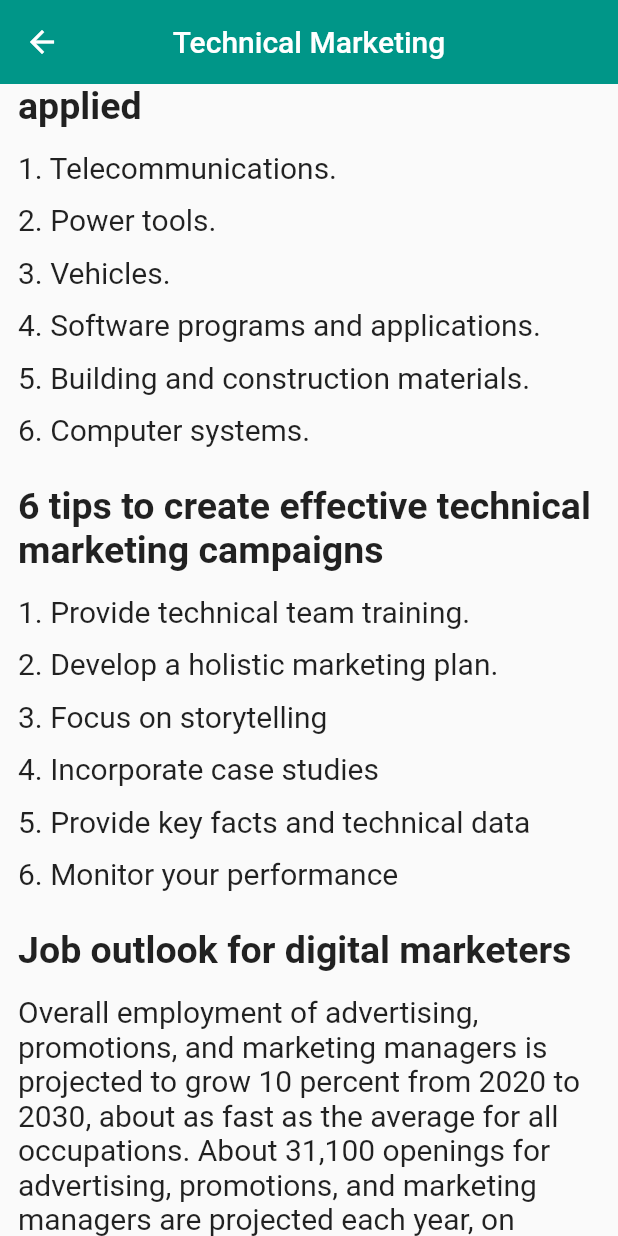
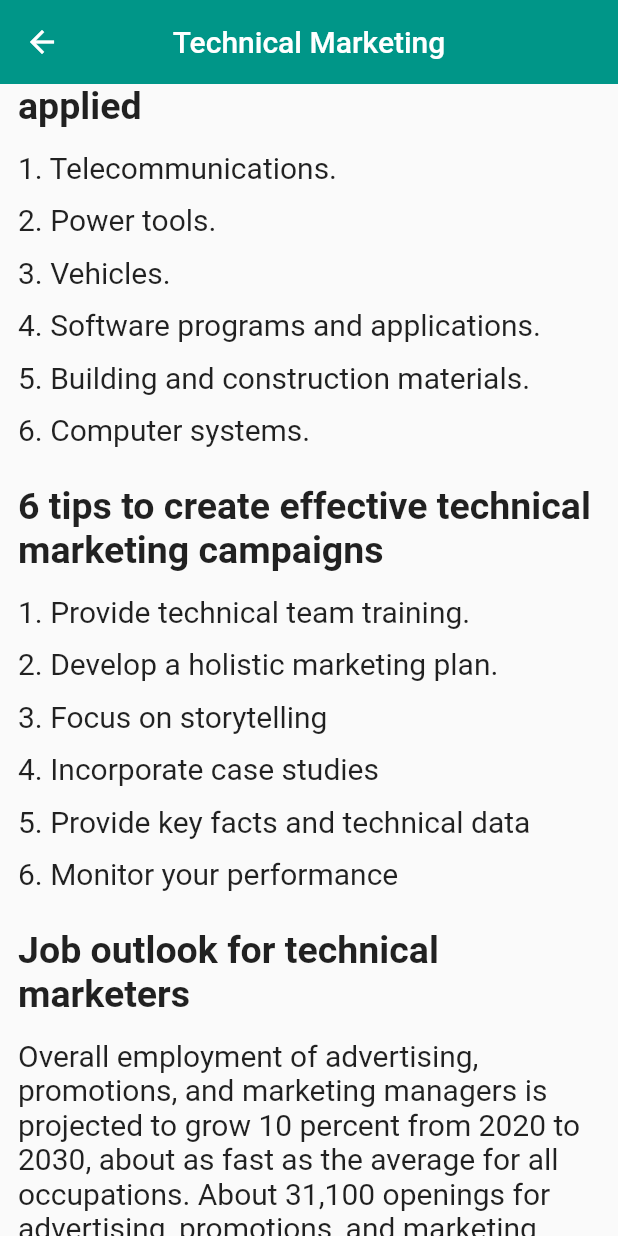
Before and after one commit to AnyalogbuEC/Tech-Career-App, a Flutter app: the TechMkt screen opened directly, scrolled down 1152 dp, on a phone screen of 412 x 824 dp. Run offline on Flutter 3.47's test engine with Material 2 defaults, Android fonts, the phone set to English and light mode, and no system bars; our stand-ins replace youtube_player_flutter.

Commit message:
Update tech_mkt.dart

```diff
--- a/lib/Pages/Marketing/tech_mkt.dart
+++ b/lib/Pages/Marketing/tech_mkt.dart
@@ -219,7 +219,7 @@ class _TechMktState extends State<TechMkt> {
                 height: 25,
               ),
               const Text(
-                "Job outlook for digital marketers",
+                "Job outlook for technical marketers",
                 style: TextStyle(
                   fontSize: 25,
                   fontWeight: FontWeight.bold,
```
